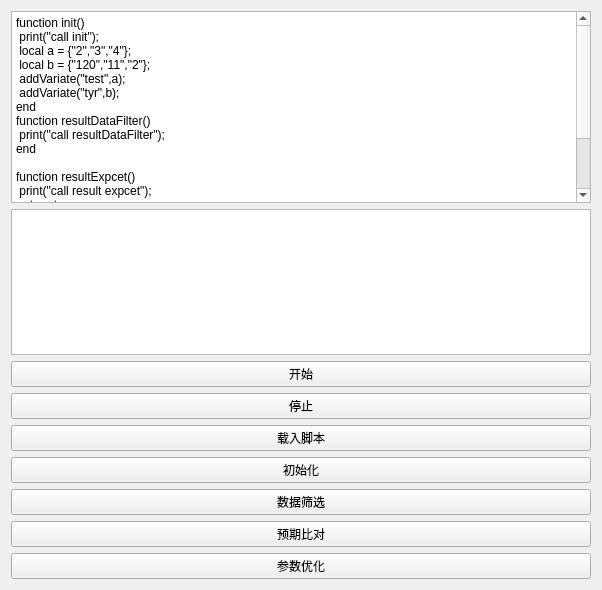
This is src/SmartContorl/SmartContorlUI.ui in BeQuiet1228/FreeCAD as Qt 5 draws it before an edit. The edited form follows.
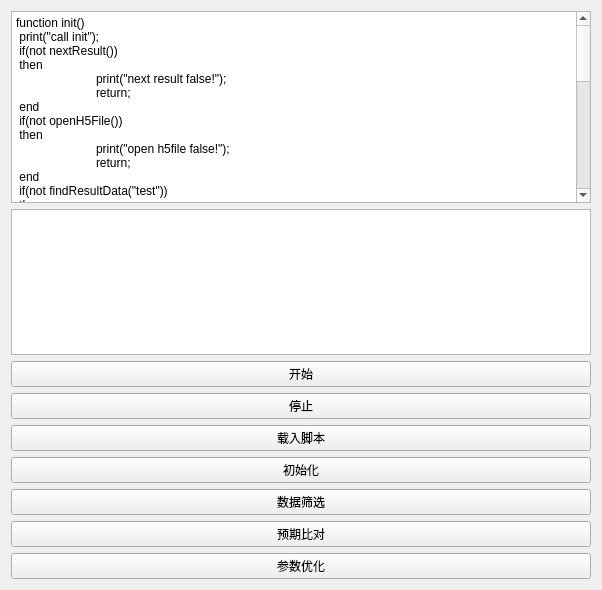
This is the edited form.

```diff
--- a/src/SmartContorl/SmartContorlUI.ui
+++ b/src/SmartContorl/SmartContorlUI.ui
@@ -29,11 +29,31 @@
 &lt;/style&gt;&lt;/head&gt;&lt;body style=&quot; font-family:'SimSun'; font-size:9pt; font-weight:400; font-style:normal;&quot;&gt;
 &lt;p style=&quot; margin-top:0px; margin-bottom:0px; margin-left:0px; margin-right:0px; -qt-block-indent:0; text-indent:0px;&quot;&gt;function init()&lt;/p&gt;
 &lt;p style=&quot; margin-top:0px; margin-bottom:0px; margin-left:0px; margin-right:0px; -qt-block-indent:0; text-indent:0px;&quot;&gt; print(&amp;quot;call init&amp;quot;);&lt;/p&gt;
-&lt;p style=&quot; margin-top:0px; margin-bottom:0px; margin-left:0px; margin-right:0px; -qt-block-indent:0; text-indent:0px;&quot;&gt; local a = {&amp;quot;2&amp;quot;,&amp;quot;3&amp;quot;,&amp;quot;4&amp;quot;};&lt;/p&gt;
-&lt;p style=&quot; margin-top:0px; margin-bottom:0px; margin-left:0px; margin-right:0px; -qt-block-indent:0; text-indent:0px;&quot;&gt; local b = {&amp;quot;120&amp;quot;,&amp;quot;11&amp;quot;,&amp;quot;2&amp;quot;};&lt;/p&gt;
-&lt;p style=&quot; margin-top:0px; margin-bottom:0px; margin-left:0px; margin-right:0px; -qt-block-indent:0; text-indent:0px;&quot;&gt; addVariate(&amp;quot;test&amp;quot;,a);&lt;/p&gt;
-&lt;p style=&quot; margin-top:0px; margin-bottom:0px; margin-left:0px; margin-right:0px; -qt-block-indent:0; text-indent:0px;&quot;&gt; addVariate(&amp;quot;tyr&amp;quot;,b);&lt;/p&gt;
+&lt;p style=&quot; margin-top:0px; margin-bottom:0px; margin-left:0px; margin-right:0px; -qt-block-indent:0; text-indent:0px;&quot;&gt; if(not nextResult())&lt;/p&gt;
+&lt;p style=&quot; margin-top:0px; margin-bottom:0px; margin-left:0px; margin-right:0px; -qt-block-indent:0; text-indent:0px;&quot;&gt; then&lt;/p&gt;
+&lt;p style=&quot; margin-top:0px; margin-bottom:0px; margin-left:0px; margin-right:0px; -qt-block-indent:0; text-indent:0px;&quot;&gt;	print(&amp;quot;next result false!&amp;quot;);&lt;/p&gt;
+&lt;p style=&quot; margin-top:0px; margin-bottom:0px; margin-left:0px; margin-right:0px; -qt-block-indent:0; text-indent:0px;&quot;&gt;	return;&lt;/p&gt;
+&lt;p style=&quot; margin-top:0px; margin-bottom:0px; margin-left:0px; margin-right:0px; -qt-block-indent:0; text-indent:0px;&quot;&gt; end&lt;/p&gt;
+&lt;p style=&quot; margin-top:0px; margin-bottom:0px; margin-left:0px; margin-right:0px; -qt-block-indent:0; text-indent:0px;&quot;&gt; if(not openH5File())&lt;/p&gt;
+&lt;p style=&quot; margin-top:0px; margin-bottom:0px; margin-left:0px; margin-right:0px; -qt-block-indent:0; text-indent:0px;&quot;&gt; then&lt;/p&gt;
+&lt;p style=&quot; margin-top:0px; margin-bottom:0px; margin-left:0px; margin-right:0px; -qt-block-indent:0; text-indent:0px;&quot;&gt;	print(&amp;quot;open h5file false!&amp;quot;);&lt;/p&gt;
+&lt;p style=&quot; margin-top:0px; margin-bottom:0px; margin-left:0px; margin-right:0px; -qt-block-indent:0; text-indent:0px;&quot;&gt;	return;&lt;/p&gt;
+&lt;p style=&quot; margin-top:0px; margin-bottom:0px; margin-left:0px; margin-right:0px; -qt-block-indent:0; text-indent:0px;&quot;&gt; end&lt;/p&gt;
+&lt;p style=&quot; margin-top:0px; margin-bottom:0px; margin-left:0px; margin-right:0px; -qt-block-indent:0; text-indent:0px;&quot;&gt; if(not findResultData(&amp;quot;test&amp;quot;))&lt;/p&gt;
+&lt;p style=&quot; margin-top:0px; margin-bottom:0px; margin-left:0px; margin-right:0px; -qt-block-indent:0; text-indent:0px;&quot;&gt; then&lt;/p&gt;
+&lt;p style=&quot; margin-top:0px; margin-bottom:0px; margin-left:0px; margin-right:0px; -qt-block-indent:0; text-indent:0px;&quot;&gt;	print(&amp;quot;find result false!&amp;quot;);&lt;/p&gt;
+&lt;p style=&quot; margin-top:0px; margin-bottom:0px; margin-left:0px; margin-right:0px; -qt-block-indent:0; text-indent:0px;&quot;&gt;	return;&lt;/p&gt;
+&lt;p style=&quot; margin-top:0px; margin-bottom:0px; margin-left:0px; margin-right:0px; -qt-block-indent:0; text-indent:0px;&quot;&gt; end&lt;/p&gt;
+&lt;p style=&quot; margin-top:0px; margin-bottom:0px; margin-left:0px; margin-right:0px; -qt-block-indent:0; text-indent:0px;&quot;&gt; &lt;/p&gt;
+&lt;p style=&quot; margin-top:0px; margin-bottom:0px; margin-left:0px; margin-right:0px; -qt-block-indent:0; text-indent:0px;&quot;&gt; if(not openDataSet())&lt;/p&gt;
+&lt;p style=&quot; margin-top:0px; margin-bottom:0px; margin-left:0px; margin-right:0px; -qt-block-indent:0; text-indent:0px;&quot;&gt; then&lt;/p&gt;
+&lt;p style=&quot; margin-top:0px; margin-bottom:0px; margin-left:0px; margin-right:0px; -qt-block-indent:0; text-indent:0px;&quot;&gt;	print(&amp;quot;open data set false!&amp;quot;);&lt;/p&gt;
+&lt;p style=&quot; margin-top:0px; margin-bottom:0px; margin-left:0px; margin-right:0px; -qt-block-indent:0; text-indent:0px;&quot;&gt;	return;&lt;/p&gt;
+&lt;p style=&quot; margin-top:0px; margin-bottom:0px; margin-left:0px; margin-right:0px; -qt-block-indent:0; text-indent:0px;&quot;&gt; end&lt;/p&gt;
+&lt;p style=&quot; margin-top:0px; margin-bottom:0px; margin-left:0px; margin-right:0px; -qt-block-indent:0; text-indent:0px;&quot;&gt; local value = getValue(1);&lt;/p&gt;
+&lt;p style=&quot; margin-top:0px; margin-bottom:0px; margin-left:0px; margin-right:0px; -qt-block-indent:0; text-indent:0px;&quot;&gt; print(value);&lt;/p&gt;
 &lt;p style=&quot; margin-top:0px; margin-bottom:0px; margin-left:0px; margin-right:0px; -qt-block-indent:0; text-indent:0px;&quot;&gt;end&lt;/p&gt;
+&lt;p style=&quot;-qt-paragraph-type:empty; margin-top:0px; margin-bottom:0px; margin-left:0px; margin-right:0px; -qt-block-indent:0; text-indent:0px;&quot;&gt;&lt;br /&gt;&lt;/p&gt;
 &lt;p style=&quot; margin-top:0px; margin-bottom:0px; margin-left:0px; margin-right:0px; -qt-block-indent:0; text-indent:0px;&quot;&gt;function resultDataFilter()&lt;/p&gt;
 &lt;p style=&quot; margin-top:0px; margin-bottom:0px; margin-left:0px; margin-right:0px; -qt-block-indent:0; text-indent:0px;&quot;&gt; print(&amp;quot;call resultDataFilter&amp;quot;);&lt;/p&gt;
 &lt;p style=&quot; margin-top:0px; margin-bottom:0px; margin-left:0px; margin-right:0px; -qt-block-indent:0; text-indent:0px;&quot;&gt;end&lt;/p&gt;
```
